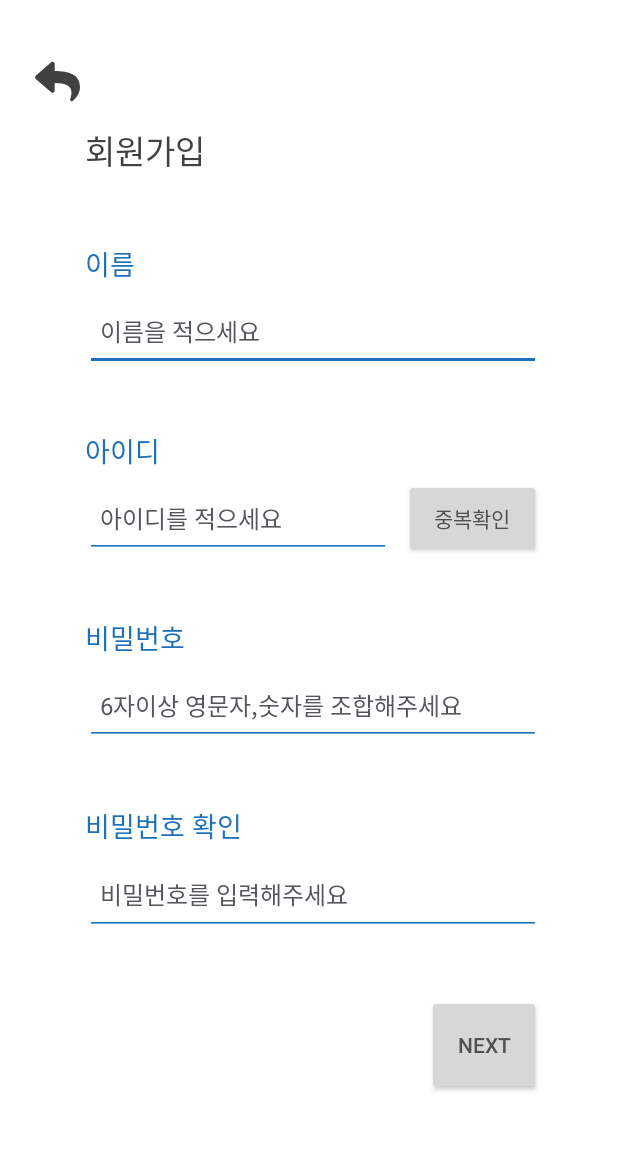
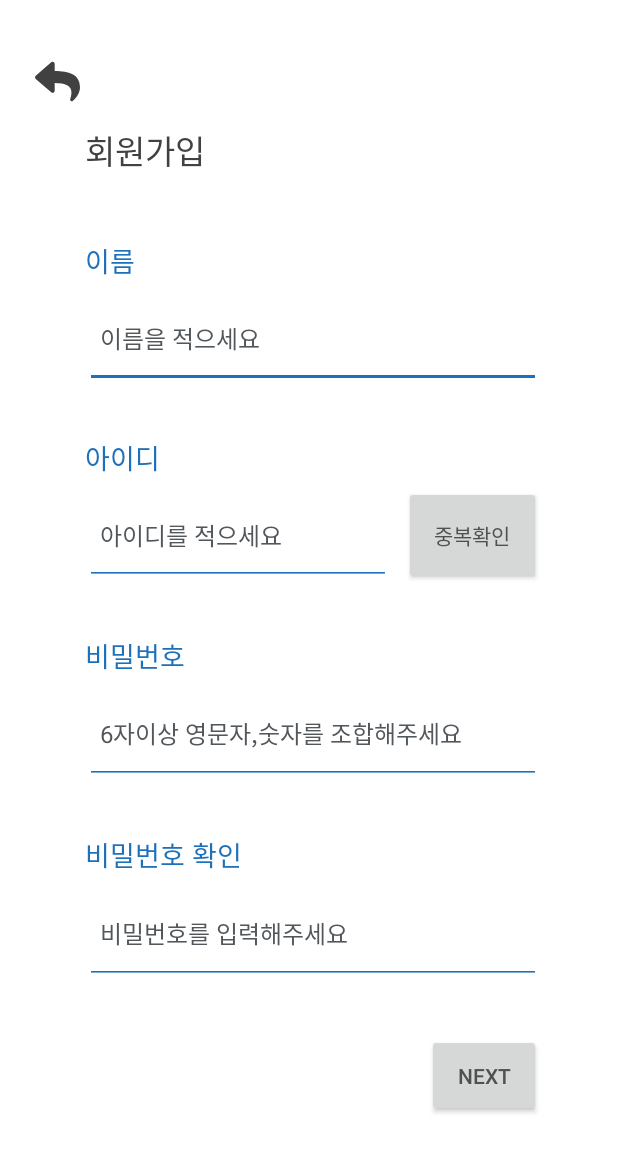
Before and after one commit to wlsgml0229/GoodBam_Project, an Android app: the layout sign_up.xml on its own in the app's theme, with its tools: preview values and no code run, on a phone screen of 412 x 824 dp. Shown: the top 1152 px of the screen. Run offline under Robolectric (Android 15) with nearby library versions, the phone set to English and light mode, and no system bars.

Commit message:
안드로이드 회원가입 수정 안유진

```diff
--- a/Android/GoodBam/app/src/main/java/com/example/goodbam/LoginPageActivity.kt
+++ b/Android/GoodBam/app/src/main/java/com/example/goodbam/LoginPageActivity.kt
@@ -6,6 +6,6 @@ import androidx.appcompat.app.AppCompatActivity
 class LoginPageActivity : AppCompatActivity() {
     override fun onCreate(savedInstanceState: Bundle?) {
         super.onCreate(savedInstanceState)
-        setContentView(R.layout.activity_login)
+        setContentView(R.layout.sign_up)
     }
 }
--- a/Android/GoodBam/app/src/main/res/layout/sign_up.xml
+++ b/Android/GoodBam/app/src/main/res/layout/sign_up.xml
@@ -55,7 +55,7 @@
                         <TextView
                             android:layout_width="wrap_content"
                             android:layout_height="0dp"
-                            android:layout_weight="0.7"
+                            android:layout_weight="0.9"
                             android:text="회원가입"
                             android:textSize="22dp"
                             android:textColor="@color/black"
@@ -67,7 +67,7 @@
                         <TextView
                             android:layout_width="wrap_content"
                             android:layout_height="0dp"
-                            android:layout_weight="0.5"
+                            android:layout_weight="0.6"
                             android:text="이름"
                             android:textColor="@color/sky"
                             android:textSize="18dp"
@@ -76,7 +76,7 @@
                             android:id="@+id/user_name"
                             android:layout_width="match_parent"
                             android:layout_height="0dp"
-                            android:layout_weight="0.8"
+                            android:layout_weight="1.2"
                             android:textSize="16dp"
                             android:hint="이름을 적으세요"
                             android:textColorHint="@color/hint"
@@ -90,7 +90,7 @@
                         <TextView
                             android:layout_width="wrap_content"
                             android:layout_height="0dp"
-                            android:layout_weight="0.5"
+                            android:layout_weight="0.6"
                             android:text="아이디"
                             android:textColor="@color/sky"
                             android:textSize="18dp"
@@ -98,7 +98,7 @@
                         <LinearLayout
                             android:layout_width="match_parent"
                             android:layout_height="0dp"
-                            android:layout_weight="0.8"
+                            android:layout_weight="1.2"
                             >
                             <LinearLayout
                                 android:layout_width="match_parent"
@@ -138,7 +138,7 @@
                         <TextView
                             android:layout_width="wrap_content"
                             android:layout_height="0dp"
-                            android:layout_weight="0.5"
+                            android:layout_weight="0.6"
                             android:text="비밀번호"
                             android:textColor="@color/sky"
                             android:textSize="18dp"
@@ -147,12 +147,13 @@
                             android:id="@+id/user_password"
                             android:layout_width="match_parent"
                             android:layout_height="0dp"
-                            android:layout_weight="0.8"
+                            android:layout_weight="1.2"
                             android:textSize="16dp"
                             android:hint="6자이상 영문자,숫자를 조합해주세요"
                             android:textColorHint="@color/hint"
                             android:paddingLeft="10dp"
                             android:backgroundTint="@color/sky"
+                            android:inputType="textPassword"
                             />
                         <LinearLayout
                             android:layout_width="match_parent"
@@ -161,7 +162,7 @@
                         <TextView
                             android:layout_width="wrap_content"
                             android:layout_height="0dp"
-                            android:layout_weight="0.5"
+                            android:layout_weight="0.6"
                             android:text="비밀번호 확인"
                             android:textColor="@color/sky"
                             android:textSize="18dp"
@@ -170,12 +171,13 @@
                             android:id="@+id/user_password2"
                             android:layout_width="match_parent"
                             android:layout_height="0dp"
-                            android:layout_weight="0.8"
+                            android:layout_weight="1.2"
                             android:textSize="16dp"
                             android:hint="비밀번호를 입력해주세요"
                             android:textColorHint="@color/hint"
                             android:paddingLeft="10dp"
                             android:backgroundTint="@color/sky"
+                            android:inputType="textPassword"
                             />
                         <LinearLayout
                             android:layout_width="match_parent"
@@ -195,6 +197,7 @@
                                     android:layout_height="match_parent"
                                     android:layout_weight="3"/>
                                 <Button
+                                    android:id="@+id/next_button"
                                     android:layout_width="0dp"
                                     android:layout_height="match_parent"
                                     android:layout_weight="1"
```
